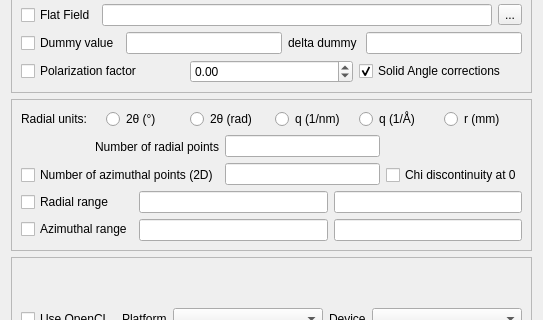
First picture: the form in gui/integration.ui, repository silx-kit/pyFAI, before the edit; both pictures show x 0 to 543 and y 289 to 609 of the 543 by 710 pixel window.
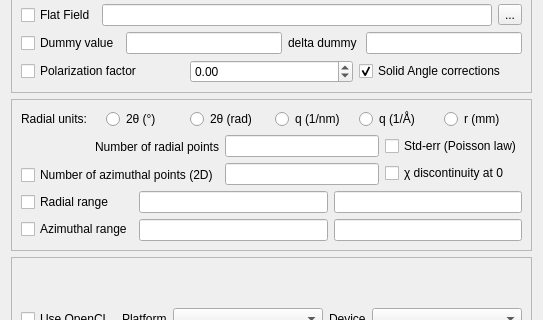
Second picture: the form after the edit.

Commit message: add options to generate std-err in the GUI

What changed in the file:
```diff
--- a/gui/integration.ui
+++ b/gui/integration.ui
@@ -593,9 +593,9 @@
           <item>
            <layout class="QVBoxLayout" name="verticalLayout_10">
             <item>
-             <widget class="QLabel" name="label_18">
+             <widget class="QCheckBox" name="poisson">
               <property name="text">
-               <string/>
+               <string>Std-err (Poisson law)</string>
               </property>
              </widget>
             </item>
@@ -605,7 +605,7 @@
                <string>if unset, the discontinuity is at 180°</string>
               </property>
               <property name="text">
-               <string>Chi discontinuity at 0</string>
+               <string>χ discontinuity at 0</string>
               </property>
              </widget>
             </item>
```
